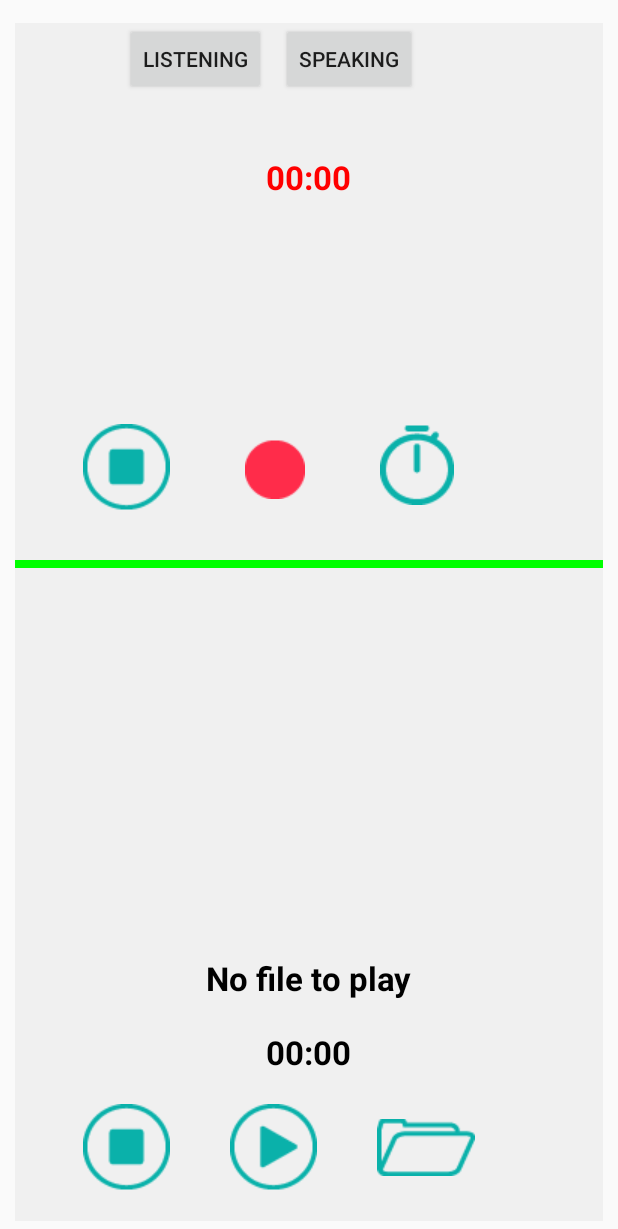
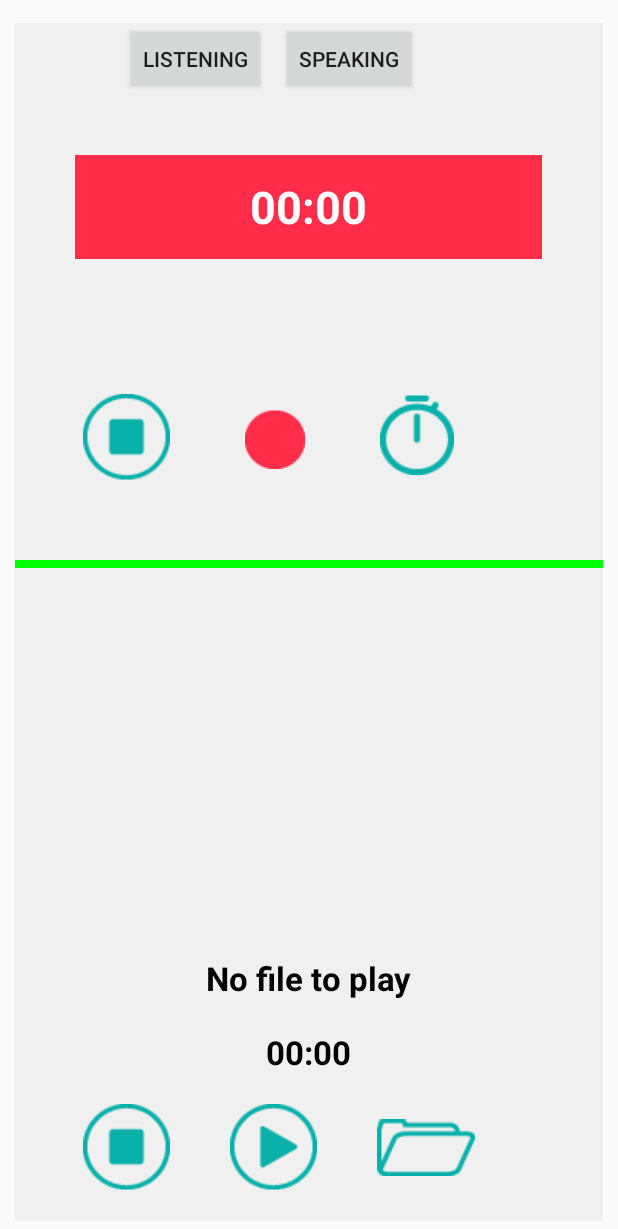
Before and after one commit to issuxark11/HCI_Project, an Android app: the screen it shows after launch (MainActivity), after a tap on "SPEAKING", on a phone screen of 412 x 824 dp. Shown: the top 1229 px of the screen. Run offline under Robolectric (Android 15) with nearby library versions, the phone set to English and light mode, and no system bars.

Commit message:
Speaking model UI refined

```diff
--- a/app/src/main/java/example/android/issuxark11/hci_lsl_player/FragmentSP.java
+++ b/app/src/main/java/example/android/issuxark11/hci_lsl_player/FragmentSP.java
@@ -16,12 +16,13 @@ public class FragmentSP extends Fragment {
 
     TextView RecordTime;
     ImageButton Stopbtn_SP1;
-    ImageButton Controlbtn_SPR; // Play/Pause
+    ImageButton Recordbtn_SPR; // Record/Pause
+    int ControlFlag_SPR=0;
     ImageButton Timer_SP;
 
     TextView Title_SP;
     TextView PlayTime;
-    ImageButton Controlbtn_SPP;
+    ImageButton Controlbtn_SPP;  // Play/Pause
     int ControlFlag_SPP=0;
     ImageButton Folderbtn_SP;
 
@@ -33,7 +34,26 @@ public class FragmentSP extends Fragment {
         RecordTime = (TextView) view.findViewById(R.id.recordtime);
         RecordTime.setText("00:00");
 
-        // Controlybtn 처리 부분
+        // Controlbtn1(Record/pause) 처리 부분
+        Recordbtn_SPR = (ImageButton) view.findViewById(R.id.RecordBtnSPR);
+        Recordbtn_SPR.setOnClickListener(new View.OnClickListener() {
+            @Override
+            public void onClick(View v) {
+                if (ControlFlag_SPR == 0) {
+                    Recordbtn_SPR.setSelected(true);
+                    ControlFlag_SPR = 1;
+                    Recordbtn_SPR.setBackgroundResource(R.drawable.pause_r);
+                }
+                else
+                {
+                    Recordbtn_SPR.setSelected(false);
+                    ControlFlag_SPR = 0;
+                    Recordbtn_SPR.setBackgroundResource(R.drawable.record);
+                }
+            }
+        });
+
+        // Controlbtn2(Play/Pause) 처리 부분
         Controlbtn_SPP = (ImageButton) view.findViewById(R.id.ControlBtnSPP);
         Controlbtn_SPP.setOnClickListener(new View.OnClickListener() {
             @Override
--- a/app/src/main/res/layout/fragment_sp.xml
+++ b/app/src/main/res/layout/fragment_sp.xml
@@ -17,7 +17,8 @@
             android:layout_height="wrap_content"
             android:layout_centerHorizontal="true"
             android:layout_marginTop="30dp"
-            android:layout_marginBottom="150dp"
+            android:layout_marginBottom="90dp"
+            android:background="@drawable/box_full"
             style="@style/SPRStyle" />
 
         <ImageButton
--- a/app/src/main/res/values/styles.xml
+++ b/app/src/main/res/values/styles.xml
@@ -11,9 +11,10 @@
     </style>
 
     <style name="SPRStyle">
-        <item name="android:textSize">22sp</item>
-        <item name="android:textColor">#ff0000</item>
+        <item name="android:textSize">30sp</item>
+        <item name="android:textColor">#ffffff</item>
         <item name="android:textStyle">bold</item>
+        <item name="android:gravity">center_vertical|center_horizontal</item>
     </style>
 
     <style name="SPPStyle" parent="@android:style/TextAppearance.Large">
```
Also changed, not shown: app/src/main/res/drawable-mdpi/box.png (added), app/src/main/res/drawable-mdpi/box_full.png (added), app/src/main/res/drawable-mdpi/pause_r.png (added).
